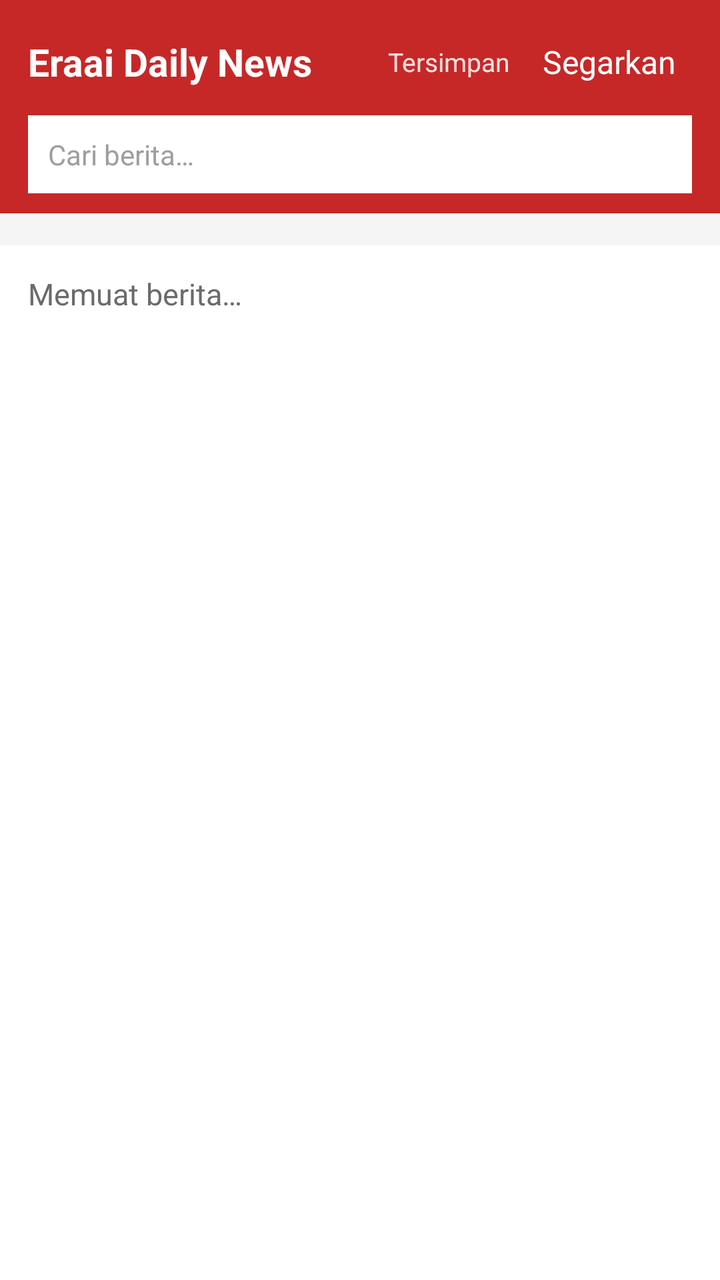
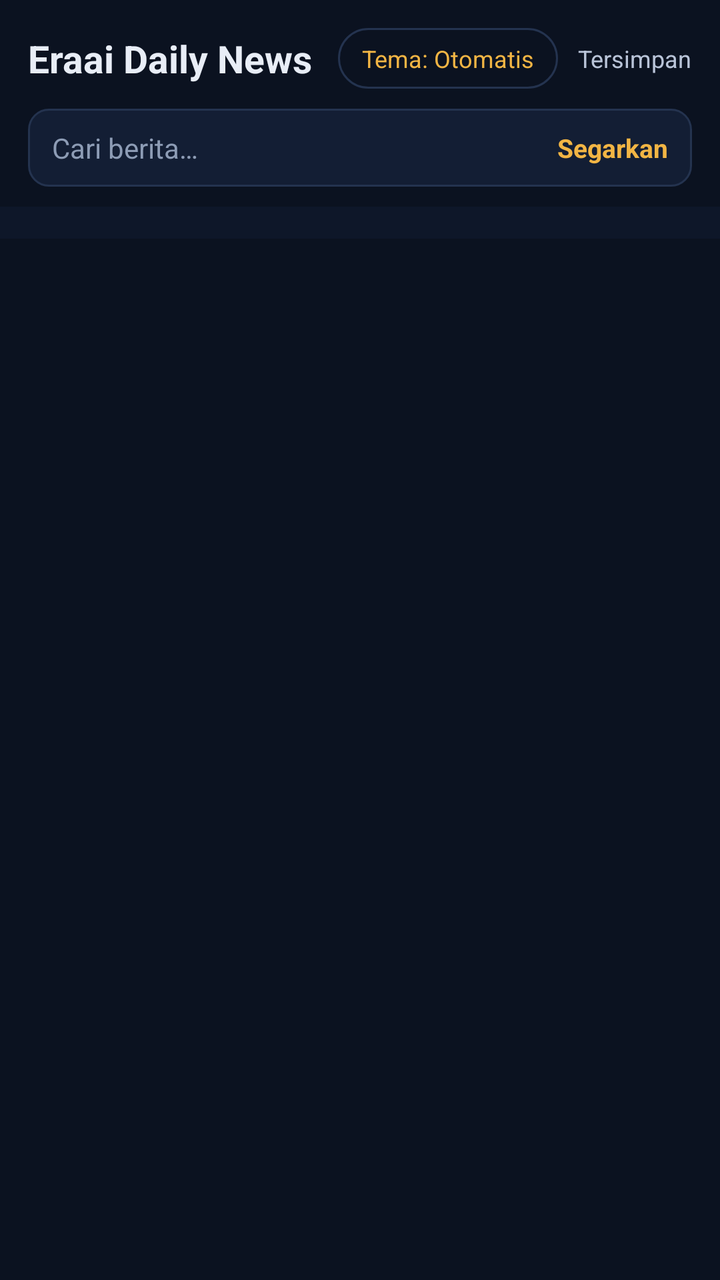

The first picture is an Android layout as it rendered before a commit; the second is the same layout after the commit. The layout source and the unified diff follow.
<!-- AndroidManifest.xml: application theme Tema -->
<!-- res/layout/activity_main.xml -->
<?xml version="1.0" encoding="utf-8"?>
<LinearLayout xmlns:android="http://schemas.android.com/apk/res/android"
    android:layout_width="match_parent"
    android:layout_height="match_parent"
    android:orientation="vertical"
    android:background="@color/latar">

    <LinearLayout
        android:layout_width="match_parent"
        android:layout_height="wrap_content"
        android:orientation="vertical"
        android:background="@color/merah"
        android:paddingLeft="14dp"
        android:paddingRight="14dp"
        android:paddingTop="12dp"
        android:paddingBottom="10dp">

        <LinearLayout
            android:layout_width="match_parent"
            android:layout_height="wrap_content"
            android:orientation="horizontal"
            android:gravity="center_vertical">

            <TextView
                android:layout_width="0dp"
                android:layout_height="wrap_content"
                android:layout_weight="1"
                android:text="@string/app_name"
                android:textColor="@color/kepala_teks"
                android:textSize="19sp"
                android:textStyle="bold" />

            <TextView
                android:id="@+id/tombol_tersimpan"
                android:layout_width="wrap_content"
                android:layout_height="wrap_content"
                android:padding="8dp"
                android:text="@string/tersimpan"
                android:textColor="@color/kepala_sub"
                android:textSize="13sp" />

            <TextView
                android:id="@+id/tombol_segar"
                android:layout_width="wrap_content"
                android:layout_height="wrap_content"
                android:padding="8dp"
                android:text="@string/segar"
                android:textColor="@color/kepala_teks"
                android:textSize="16sp" />
        </LinearLayout>

        <EditText
            android:id="@+id/cari"
            android:layout_width="match_parent"
            android:layout_height="wrap_content"
            android:layout_marginTop="8dp"
            android:background="#FFFFFF"
            android:hint="@string/cari_hint"
            android:imeOptions="actionSearch"
            android:inputType="text"
            android:maxLines="1"
            android:padding="10dp"
            android:textColor="#1A1A1A"
            android:textColorHint="#9E9E9E"
            android:textSize="14sp" />
    </LinearLayout>

    <HorizontalScrollView
        android:layout_width="match_parent"
        android:layout_height="wrap_content"
        android:background="@color/latar_lembut"
        android:scrollbars="none">

        <LinearLayout
            android:id="@+id/baris_label"
            android:layout_width="wrap_content"
            android:layout_height="wrap_content"
            android:orientation="horizontal"
            android:padding="8dp" />
    </HorizontalScrollView>

    <TextView
        android:id="@+id/status"
        android:layout_width="match_parent"
        android:layout_height="wrap_content"
        android:padding="14dp"
        android:text="@string/memuat"
        android:textColor="@color/teks_pudar"
        android:textSize="15sp" />

    <ListView
        android:id="@+id/daftar"
        android:layout_width="match_parent"
        android:layout_height="0dp"
        android:layout_weight="1"
        android:divider="@null"
        android:dividerHeight="0dp" />

    <TextView
        android:id="@+id/lebih"
        android:layout_width="match_parent"
        android:layout_height="wrap_content"
        android:background="@color/latar_lembut"
        android:gravity="center"
        android:padding="16dp"
        android:text="@string/muat_lagi"
        android:textColor="@color/merah"
        android:textSize="15sp"
        android:visibility="gone" />
</LinearLayout>
<!-- resources referenced by this layout -->
<resources>
  <color name="kepala_sub">#FFE0E0</color>
  <color name="kepala_teks">#FFFFFF</color>
  <color name="latar">#FFFFFF</color>
  <color name="latar_lembut">#F5F5F5</color>
  <color name="merah">#C62828</color>
  <color name="teks_pudar">#6B6B6B</color>
  <string name="app_name">Eraai Daily News</string>
  <string name="cari_hint">Cari berita…</string>
  <string name="memuat">Memuat berita…</string>
  <string name="muat_lagi">Muat berita lain</string>
  <string name="segar">Segarkan</string>
  <string name="tersimpan">Tersimpan</string>
  <style name="Tema" parent="@android:style/Theme.Material.Light.NoActionBar">
          <item name="android:colorPrimary">#C62828</item>
          <item name="android:colorPrimaryDark">#8E1B1B</item>
          <item name="android:colorAccent">#C62828</item>
          <item name="android:windowBackground">#FFFFFF</item>
      </style>
</resources>

<!-- the commit's change to res/layout/activity_main.xml (unified diff, before → after) -->
@@ -1,18 +1,20 @@
 <?xml version="1.0" encoding="utf-8"?>
 <LinearLayout xmlns:android="http://schemas.android.com/apk/res/android"
+    android:id="@+id/akar"
     android:layout_width="match_parent"
     android:layout_height="match_parent"
     android:orientation="vertical"
     android:background="@color/latar">
 
     <LinearLayout
+        android:id="@+id/kepala"
         android:layout_width="match_parent"
         android:layout_height="wrap_content"
         android:orientation="vertical"
-        android:background="@color/merah"
+        android:background="@color/latar"
         android:paddingLeft="14dp"
         android:paddingRight="14dp"
-        android:paddingTop="12dp"
+        android:paddingTop="14dp"
         android:paddingBottom="10dp">
 
         <LinearLayout
@@ -26,43 +28,74 @@
                 android:layout_height="wrap_content"
                 android:layout_weight="1"
                 android:text="@string/app_name"
-                android:textColor="@color/kepala_teks"
+                android:textColor="@color/teks"
                 android:textSize="19sp"
                 android:textStyle="bold" />
+
+            <TextView
+                android:id="@+id/tombol_tema"
+                android:layout_width="wrap_content"
+                android:layout_height="wrap_content"
+                android:background="@drawable/tombol_bulat"
+                android:paddingLeft="12dp"
+                android:paddingRight="12dp"
+                android:paddingTop="7dp"
+                android:paddingBottom="7dp"
+                android:text="@string/tema_auto"
+                android:textColor="@color/aksen"
+                android:textSize="12sp" />
 
             <TextView
                 android:id="@+id/tombol_tersimpan"
                 android:layout_width="wrap_content"
                 android:layout_height="wrap_content"
-                android:padding="8dp"
+                android:paddingLeft="10dp"
+                android:paddingTop="7dp"
+                android:paddingBottom="7dp"
                 android:text="@string/tersimpan"
-                android:textColor="@color/kepala_sub"
-                android:textSize="13sp" />
+                android:textColor="@color/teks2"
+                android:textSize="12sp" />
+        </LinearLayout>
+
+        <LinearLayout
+            android:layout_width="match_parent"
+            android:layout_height="wrap_content"
+            android:layout_marginTop="10dp"
+            android:orientation="horizontal"
+            android:gravity="center_vertical"
+            android:background="@drawable/kotak_cari">
+
+            <EditText
+                android:id="@+id/cari"
+                android:layout_width="0dp"
+                android:layout_height="wrap_content"
+                android:layout_weight="1"
+                android:background="@null"
+                android:hint="@string/cari_hint"
+                android:imeOptions="actionSearch"
+                android:inputType="text"
+                android:maxLines="1"
+                android:paddingLeft="12dp"
+                android:paddingRight="8dp"
+                android:paddingTop="10dp"
+                android:paddingBottom="10dp"
+                android:textColor="@color/teks"
+                android:textColorHint="@color/pudar"
+                android:textSize="14sp" />
 
             <TextView
                 android:id="@+id/tombol_segar"
                 android:layout_width="wrap_content"
                 android:layout_height="wrap_content"
-                android:padding="8dp"
+                android:paddingLeft="12dp"
+                android:paddingRight="12dp"
+                android:paddingTop="10dp"
+                android:paddingBottom="10dp"
                 android:text="@string/segar"
-                android:textColor="@color/kepala_teks"
-                android:textSize="16sp" />
+                android:textColor="@color/aksen"
+                android:textSize="13sp"
+                android:textStyle="bold" />
         </LinearLayout>
-
-        <EditText
-            android:id="@+id/cari"
-            android:layout_width="match_parent"
-            android:layout_height="wrap_content"
-            android:layout_marginTop="8dp"
-            android:background="#FFFFFF"
-            android:hint="@string/cari_hint"
-            android:imeOptions="actionSearch"
-            android:inputType="text"
-            android:maxLines="1"
-            android:padding="10dp"
-            android:textColor="#1A1A1A"
-            android:textColorHint="#9E9E9E"
-            android:textSize="14sp" />
     </LinearLayout>
 
     <HorizontalScrollView
@@ -76,35 +109,91 @@
             android:layout_width="wrap_content"
             android:layout_height="wrap_content"
             android:orientation="horizontal"
-            android:padding="8dp" />
+            android:paddingLeft="12dp"
+            android:paddingRight="12dp"
+            android:paddingTop="8dp"
+            android:paddingBottom="8dp" />
     </HorizontalScrollView>
 
-    <TextView
-        android:id="@+id/status"
-        android:layout_width="match_parent"
-        android:layout_height="wrap_content"
-        android:padding="14dp"
-        android:text="@string/memuat"
-        android:textColor="@color/teks_pudar"
-        android:textSize="15sp" />
-
-    <ListView
-        android:id="@+id/daftar"
+    <FrameLayout
         android:layout_width="match_parent"
         android:layout_height="0dp"
-        android:layout_weight="1"
-        android:divider="@null"
-        android:dividerHeight="0dp" />
+        android:layout_weight="1">
 
-    <TextView
+        <ListView
+            android:id="@+id/daftar"
+            android:layout_width="match_parent"
+            android:layout_height="match_parent"
+            android:divider="@null"
+            android:dividerHeight="0dp" />
+
+        <LinearLayout
+            android:id="@+id/panel_muat"
+            android:layout_width="match_parent"
+            android:layout_height="match_parent"
+            android:background="@color/latar"
+            android:gravity="center"
+            android:orientation="vertical"
+            android:visibility="gone">
+
+            <ProgressBar
+                android:id="@+id/pemutar"
+                android:layout_width="42dp"
+                android:layout_height="42dp"
+                android:indeterminateTint="@color/aksen" />
+
+            <TextView
+                android:id="@+id/teks_muat"
+                android:layout_width="wrap_content"
+                android:layout_height="wrap_content"
+                android:layout_marginTop="14dp"
+                android:text="@string/memuat"
+                android:textColor="@color/pudar"
+                android:textSize="14sp" />
+        </LinearLayout>
+
+        <TextView
+            android:id="@+id/status"
+            android:layout_width="match_parent"
+            android:layout_height="wrap_content"
+            android:layout_gravity="top"
+            android:background="@color/latar"
+            android:gravity="center"
+            android:padding="18dp"
+            android:textColor="@color/pudar"
+            android:textSize="14sp"
+            android:visibility="gone" />
+    </FrameLayout>
+
+    <LinearLayout
         android:id="@+id/lebih"
         android:layout_width="match_parent"
         android:layout_height="wrap_content"
         android:background="@color/latar_lembut"
-        android:gravity="center"
-        android:padding="16dp"
-        android:text="@string/muat_lagi"
-        android:textColor="@color/merah"
-        android:textSize="15sp"
-        android:visibility="gone" />
+        android:gravity="center_vertical"
+        android:orientation="horizontal"
+        android:paddingLeft="16dp"
+        android:paddingRight="16dp"
+        android:paddingTop="14dp"
+        android:paddingBottom="14dp"
+        android:visibility="gone">
+
+        <ProgressBar
+            android:id="@+id/pemutar_kecil"
+            android:layout_width="20dp"
+            android:layout_height="20dp"
+            android:indeterminateTint="@color/aksen"
+            android:visibility="gone" />
+
+        <TextView
+            android:id="@+id/teks_lebih"
+            android:layout_width="0dp"
+            android:layout_height="wrap_content"
+            android:layout_weight="1"
+            android:gravity="center"
+            android:text="@string/muat_lagi"
+            android:textColor="@color/aksen"
+            android:textSize="15sp"
+            android:textStyle="bold" />
+    </LinearLayout>
 </LinearLayout>
<!-- resource entries referenced after the edit -->
@@ -1,22 +1,45 @@
 <!-- resources referenced by this layout -->
 <resources>
-  <color name="kepala_sub">#FFE0E0</color>
-  <color name="kepala_teks">#FFFFFF</color>
-  <color name="latar">#FFFFFF</color>
-  <color name="latar_lembut">#F5F5F5</color>
-  <color name="merah">#C62828</color>
-  <color name="teks_pudar">#6B6B6B</color>
+  <color name="aksen">#F2B544</color>
+  <color name="latar">#0B1220</color>
+  <color name="latar_lembut">#0E1729</color>
+  <color name="pudar">#8D9CB5</color>
+  <color name="teks">#E8EDF6</color>
+  <color name="teks2">#B9C4D8</color>
+  <!-- drawable kotak_cari (drawable) -->
+  <?xml version="1.0" encoding="utf-8"?>
+  <shape xmlns:android="http://schemas.android.com/apk/res/android"
+      android:shape="rectangle">
+      <solid android:color="@color/permukaan" />
+      <corners android:radius="10dp" />
+      <stroke android:width="1dp" android:color="@color/garis" />
+  </shape>
+  <!-- drawable tombol_bulat (drawable) -->
+  <?xml version="1.0" encoding="utf-8"?>
+  <shape xmlns:android="http://schemas.android.com/apk/res/android"
+      android:shape="rectangle">
+      <solid android:color="@android:color/transparent" />
+      <corners android:radius="20dp" />
+      <stroke android:width="1dp" android:color="@color/garis" />
+  </shape>
   <string name="app_name">Eraai Daily News</string>
   <string name="cari_hint">Cari berita…</string>
   <string name="memuat">Memuat berita…</string>
   <string name="muat_lagi">Muat berita lain</string>
   <string name="segar">Segarkan</string>
+  <string name="tema_auto">Tema: Otomatis</string>
   <string name="tersimpan">Tersimpan</string>
-  <style name="Tema" parent="@android:style/Theme.Material.Light.NoActionBar">
-          <item name="android:colorPrimary">#C62828</item>
-          <item name="android:colorPrimaryDark">#8E1B1B</item>
-          <item name="android:colorAccent">#C62828</item>
-          <item name="android:windowBackground">#FFFFFF</item>
+  <style name="Tema" parent="@android:style/Theme.Material.NoActionBar">
+          <item name="android:colorPrimary">#0B1220</item>
+          <item name="android:colorPrimaryDark">#0B1220</item>
+          <item name="android:colorAccent">#F2B544</item>
+          <item name="android:windowBackground">#0B1220</item>
+          <item name="android:statusBarColor">#0B1220</item>
+          <item name="android:navigationBarColor">#0B1220</item>
+          <item name="android:textColorPrimary">#E8EDF6</item>
+          <item name="android:textColorSecondary">#B9C4D8</item>
       </style>
+  <color name="permukaan">#131E34</color>
+  <color name="garis">#24334F</color>
 </resources>
 
